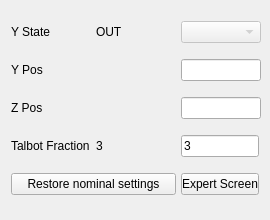
Above: PPM_centroid/wfs_controls.ui from mseaberg/Commissioning_Tools before the change. Below: the same form after it.
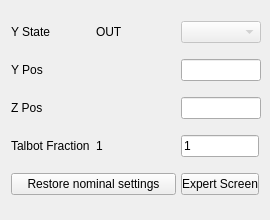
That is the form after the change. Custom widgets are drawn as their Qt base class.

Commit message: changed default talbot fraction

```diff
--- a/PPM_centroid/wfs_controls.ui
+++ b/PPM_centroid/wfs_controls.ui
@@ -183,7 +183,7 @@
    <item row="3" column="2">
     <widget class="QLineEdit" name="fractionLineEdit">
      <property name="text">
-      <string>3</string>
+      <string>1</string>
      </property>
     </widget>
    </item>
@@ -197,7 +197,7 @@
    <item row="3" column="1">
     <widget class="QLabel" name="fractionReadback">
      <property name="text">
-      <string>3</string>
+      <string>1</string>
      </property>
     </widget>
    </item>
```
The commit also changes 1 other file.
